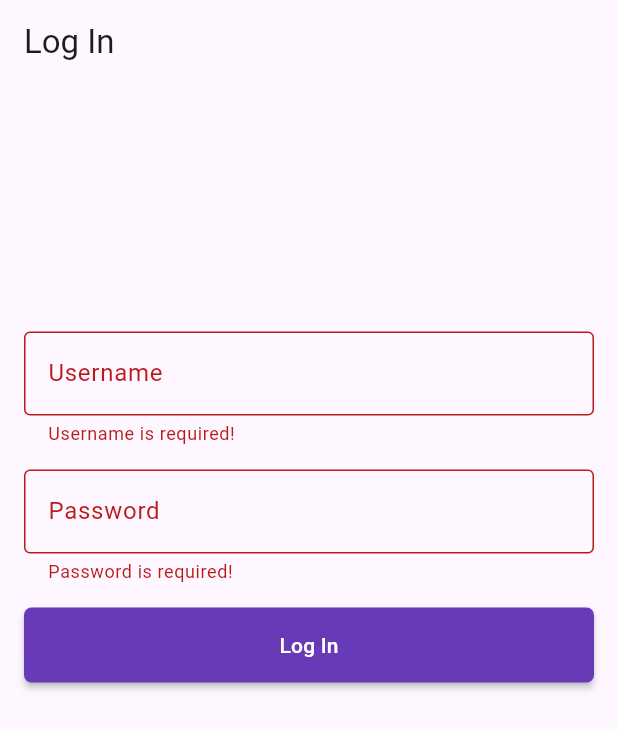
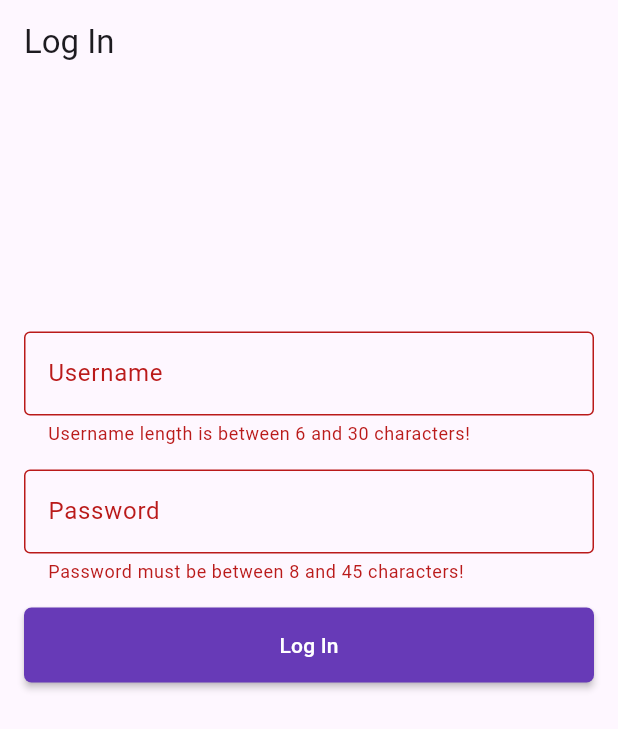
Before and after one commit to NRT-8519/ClientAndroidApp, a Flutter app: the screen it shows after launch, after a tap on "Log In", on a phone screen of 412 x 824 dp. Shown: the top 729 px of the screen. Run offline on Flutter 3.47's test engine with Material 2 defaults, Android fonts, the phone set to English and light mode, and no system bars; our stand-ins replace flutter_secure_storage, jwt_decoder; missing offline and left inert: dart:ffi; network calls fail.

```diff
--- a/lib/auth/login.dart
+++ b/lib/auth/login.dart
@@ -1,6 +1,7 @@
 import 'dart:convert';
 
 import 'package:client_android_app/auth/http_request.dart';
+import 'package:client_android_app/auth/validators.dart';
 import 'package:client_android_app/home.dart';
 import 'package:client_android_app/models/jwt.dart';
 import 'package:flutter/cupertino.dart';
@@ -16,6 +17,7 @@ class LoginPage extends StatelessWidget {
   final TextEditingController passwordController = TextEditingController();
 
   final storage = const FlutterSecureStorage();
+  final GlobalKey<FormState> formKey = GlobalKey<FormState>();
 
   void displayDialog(context, title, text) => showDialog(
     context: context,
@@ -30,7 +32,9 @@ class LoginPage extends StatelessWidget {
   Widget build(BuildContext context) {
     return Scaffold(
       appBar: AppBar(title: Text("Log In"), automaticallyImplyLeading: false),
-      body: Container(
+      body: Form(
+        key: formKey,
+          child: Container(
             width: MediaQuery.of(context).size.width,
             height: MediaQuery.of(context).size.height,
             alignment: Alignment.center,
@@ -39,24 +43,24 @@ class LoginPage extends StatelessWidget {
               children: [
                 Container(
                   margin: EdgeInsets.only(top: 165.0, left: 16.0, right: 16.0),
-              child: TextField(
+                  child: TextFormField(
+                    validator: (value) => Validators.validateUsername(value),
                     controller: usernameController,
                     decoration: const InputDecoration(
                         border: OutlineInputBorder(),
-                    labelText: "Username",
-                    errorText: "Username is required!"
+                        labelText: "Username"
                     ),
                   ),
                 ),
                 Container(
                   margin: EdgeInsets.all(16),
-              child: TextField(
+                  child: TextFormField(
+                    validator: (value) => Validators.validatePasswordLogin(value),
                     controller: passwordController,
                     obscureText: true,
                     decoration: const InputDecoration(
                         border: OutlineInputBorder(),
-                    labelText: "Password",
-                    errorText: "Password is required!"
+                        labelText: "Password"
                     ),
                   ),
                 ),
@@ -71,6 +75,11 @@ class LoginPage extends StatelessWidget {
                     textColor: Colors.white,
                     child: const Text("Log In"),
                     onPressed: () async {
+                      if (formKey.currentState!.validate()) {
+                        ScaffoldMessenger.of(context).showSnackBar(
+                          const SnackBar(content: Text("Logging in..."))
+                        );
+
                         var username = usernameController.text;
                         var password = passwordController.text;
 
@@ -84,7 +93,21 @@ class LoginPage extends StatelessWidget {
                             Navigator.push(context, MaterialPageRoute(builder: (context) => HomePage(JwtDecoder.decode(jwtToken.token))));
                           }
                           else {
-                      displayDialog(context, "An Error Occured", jwt.errorMessage);
+                            ScaffoldMessenger.of(context).showSnackBar(
+                                SnackBar(content: Text("Login Failed: ${jwtToken.errorMessage!}"))
+                            );
+                            showDialog(
+                              context: context,
+                              builder: (context) => AlertDialog(
+                                title: Text("Error"),
+                                content: Text(jwtToken.errorMessage!),
+                                actions: [
+                                  TextButton(onPressed: () {Navigator.of(context).pop(true);}, child: Text("OK"))
+                                ],
+                              )
+
+                            );
+                          }
                         }
                       }
                     },
@@ -94,6 +117,7 @@ class LoginPage extends StatelessWidget {
               ],
             ),
           )
+      )
     );
   }
 
--- /dev/null
+++ b/lib/auth/validators.dart
@@ -0,0 +1,130 @@
+import 'package:intl/intl.dart';
+
+class Validators {
+  static String? validateName(String? value) {
+    if (value == null || value.isEmpty) {
+      return "Required";
+    }
+      return null;
+  }
+
+  static String? validateTitle(String? value) {
+    if (value!.length > 30) {
+      return "Maximum length for a title is 30 characters!";
+    }
+    return null;
+  }
+
+  static String? validateUsername(String? value) {
+    if (value != null || value!.isNotEmpty) {
+      if (value.length < 6 || value.length > 30) {
+        return "Username length is between 6 and 30 characters!";
+      }
+    }
+    else {
+      return "Username is required!";
+    }
+    return null;
+  }
+
+  static String? validateEmail(String? value) {
+    if (value != null || !value!.isEmpty) {
+      if (value.length > 50) {
+        return "Maximum length for an email is 50 characters!";
+      }
+      else {
+        final RegExp emailRegex = RegExp(r"^[\w-\.]+@([\w-]+\.)+[\w-]{2,4}$");
+        if (!emailRegex.hasMatch(value)) {
+          return "Please provide a valid email address!";
+        }
+      }
+    }
+    else {
+      return "Email is required!";
+    }
+    return null;
+  }
+
+  static String? validatePhoneNumber(String? value) {
+    if (value != null || !value!.isEmpty) {
+      if (value.length > 13) {
+        return "Maximum length for an phone number is 13 characters!";
+      }
+      else {
+        final RegExp phoneNumberRegex = RegExp(r"\+[1-9][0-9]{2}[0-9]{8,9}$");
+        if (!phoneNumberRegex.hasMatch(value)) {
+          return "Please provide a valid phone number!";
+        }
+      }
+    }
+    else {
+      return "Phone number is required!";
+    }
+    return null;
+  }
+
+  static String? validatePassword(String? value) {
+    if (value!.isNotEmpty) {
+      if (value.length < 8 || value.length > 45) {
+        return "Password must be between 8 and 45 characters!";
+      }
+    }
+    return null;
+  }
+
+  static String? validateGender(String? value) {
+    if (value!.isNotEmpty) {
+      if (value.length != 1) {
+        return "Select a gender!";
+      }
+    }
+    return null;
+  }
+
+  static String? validateDateOfBirth(String? value) {
+    if (value!.isNotEmpty) {
+      DateFormat formatter = DateFormat("dd/MM/yyyy");
+      DateTime date = formatter.parse(value);
+      if (date.compareTo(DateTime.now()) > 0) {
+        return "Date of birth cannot be later than today!";
+      }
+      else if (date.compareTo(DateTime(1901)) < 0) {
+        return "Date of birth cannot be older than 1901!";
+      }
+    }
+    else {
+      return "Please provide a date of birth";
+    }
+    return null;
+  }
+
+  static String? validatePasswordLogin(String? value) {
+    if (value != null || !value!.isEmpty) {
+      if (value.length < 8 || value.length > 45) {
+        return "Password must be between 8 and 45 characters!";
+      }
+    }
+    else {
+      return "Password is required!";
+    }
+    return null;
+  }
+
+  static String? validateSSN(String? value) {
+    if (value != null || value!.isNotEmpty) {
+      if (value.length != 13) {
+        return "Social Security Number is 13 digits long!";
+      }
+      else {
+        final digits = RegExp(r"[0-9]{13}");
+        if(!digits.hasMatch(value)) {
+          return "SSN Contains only digits!";
+        }
+      }
+    }
+    else {
+      return "SSN is required!";
+    }
+    return null;
+  }
+}
```
Lines whose indentation alone changed are shown as unchanged.
